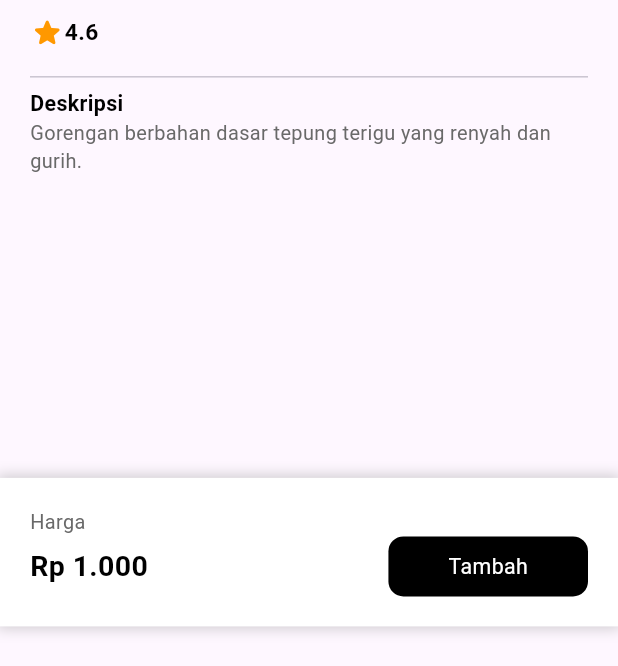
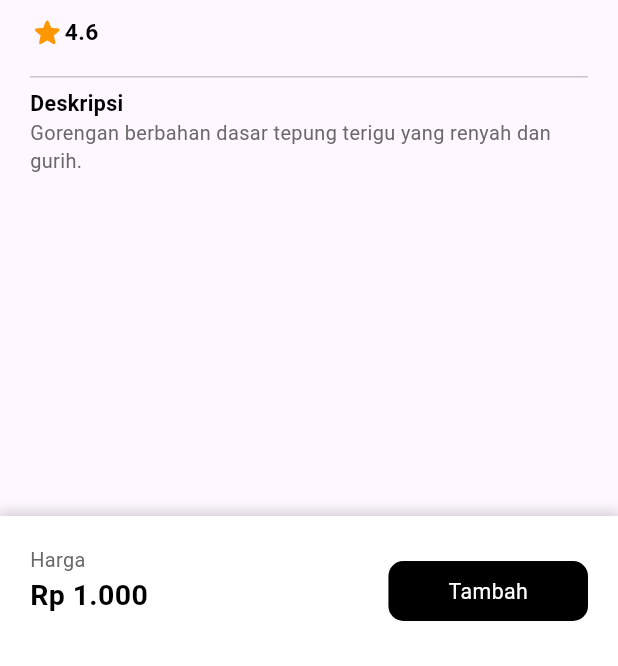
Before and after one commit to Shade2012/warmindo_user_ui, a Flutter app: the screen it shows after launch, item 2 of the bottom bar chosen, scrolled down 1152 dp, after a tap on "Mendoan", on a phone screen of 412 x 824 dp, the part 570-1236 px from its top. Run offline on Flutter 3.47's test engine with Material 3 defaults, Android fonts, the phone set to English and light mode, and no system bars; our stand-ins replace animated_custom_dropdown, carousel_slider, flutter_svg, font_awesome_flutter, get, google_fonts and 2 more; missing offline and left inert: dart:ffi; Roboto replaces fonts that are missing (Oxygen).

Commit message:
fix:[S2/Damar] fix overflow

```diff
--- a/lib/pages/cart_page/controller/cart_controller.dart
+++ b/lib/pages/cart_page/controller/cart_controller.dart
@@ -16,14 +16,10 @@ class CartController extends GetxController {
 
 
   void addToCart(CartItem item) {
-    // Check if an item with the same product ID already exists in the cart
     final existingItemIndex = cartItems.indexWhere((cartItem) => cartItem.productId == item.productId);
-
     if (existingItemIndex != -1) {
-      // Item already exists in the cart, update the quantity
       cartItems[existingItemIndex].quantity += item.quantity;
     } else {
-      // Item doesn't exist, add it to the cart
       cartItems.add(item);
     }
     cartItems.refresh();
--- a/lib/pages/detail-menu_page/view/detail_menu_page.dart
+++ b/lib/pages/detail-menu_page/view/detail_menu_page.dart
@@ -1,14 +1,12 @@
 import 'package:flutter/cupertino.dart';
 import 'package:flutter/material.dart';
 import 'package:get/get.dart';
-import 'package:get/get_core/src/get_main.dart';
 import 'package:intl/intl.dart';
 import 'package:warmindo_user_ui/pages/menu_page/model/menu_model.dart';
 import 'package:warmindo_user_ui/utils/themes/textstyle_themes.dart';
 
 import '../../../widget/appBar.dart';
 import '../../../widget/myCustomPopUp/myPopup_controller.dart';
-
 
 class DetailMenuPage extends StatelessWidget {
   final Menu menu;
@@ -17,17 +15,18 @@ class DetailMenuPage extends StatelessWidget {
   @override
   Widget build(BuildContext context) {
     final popUpcontroller = Get.put(MyCustomPopUpController());
-    final currencyFormat = NumberFormat.currency(locale: 'id_ID', symbol: 'Rp ', decimalDigits: 0);
+    final currencyFormat =
+    NumberFormat.currency(locale: 'id_ID', symbol: 'Rp ', decimalDigits: 0);
     double screenWidth = MediaQuery.of(context).size.width;
     double screenHeight = MediaQuery.of(context).size.height;
     return Scaffold(
-      appBar: AppbarCustom(title: 'Details',style: headerRegularStyle,),
+      appBar: AppbarCustom(
+        title: 'Details',
+        style: headerRegularStyle,
+      ),
       body: SingleChildScrollView(
-        child: Container(
-          height: screenHeight * 0.9,
         child: Column(
           crossAxisAlignment: CrossAxisAlignment.start,
-            mainAxisAlignment: MainAxisAlignment.spaceBetween,
           children: [
             Container(
               padding: EdgeInsets.all(20),
@@ -37,14 +36,17 @@ class DetailMenuPage extends StatelessWidget {
                   Container(
                     width: double.infinity,
                     height: screenHeight * 0.3,
-
                     child: ClipRRect(
                       borderRadius: BorderRadius.all(Radius.circular(10)),
-                          child: Image.asset(menu.imagePath,fit: BoxFit.cover,)),
+                      child: Image.asset(
+                        menu.imagePath,
+                        fit: BoxFit.cover,
+                      ),
+                    ),
                   ),
                   SizedBox(height: 10,),
-                    Text(menu.name,style: boldTextStyle2,),
-                    Text(menu.category,style: regulargreyText,),
+                  Text(menu.name, style: boldTextStyle2,),
+                  Text(menu.category, style: regulargreyText,),
                   SizedBox(height: 10,),
                   Row(
                     mainAxisAlignment: MainAxisAlignment.spaceBetween,
@@ -60,13 +62,17 @@ class DetailMenuPage extends StatelessWidget {
                   ),
                   SizedBox(height: 10,),
                   Divider(),
-                    Text('Deskripsi',style: boldTextStyle,),
-                    Text(menu.description,style: onboardingskip,)
+                  Text('Deskripsi', style: boldTextStyle,),
+                  Text(menu.description, style: onboardingskip,)
                 ],
               ),
             ),
-              Container(
+          ],
+        ),
+      ),
+      bottomNavigationBar: Container(
         width: screenWidth,
+        height: 100,
         padding: EdgeInsets.all(20),
         decoration: BoxDecoration(
             color: Colors.white,
@@ -79,32 +85,34 @@ class DetailMenuPage extends StatelessWidget {
               ),
             ]
         ),
-                child: Column(
+        child: Row(
+          mainAxisAlignment: MainAxisAlignment.spaceBetween,
+          children: [
+            Column(
               crossAxisAlignment: CrossAxisAlignment.start,
               children: [
-                    Text('Harga',style: onboardingskip,),
-                    Row(
-                      mainAxisAlignment: MainAxisAlignment.spaceBetween,
-                      children: [
-                        Text(currencyFormat.format(menu.price),style: appBarTextStyle,),
+                Text('Harga', style: onboardingskip,),
+                Text(
+                  currencyFormat.format(menu.price),
+                  style: appBarTextStyle,
+                ),
+              ],
+            ),
+
             InkWell(
-                            onTap: (){
+              onTap: () {
                 popUpcontroller.showCustomModalForItem(menu, context);
               },
               child: Container(
-                                padding: EdgeInsets.symmetric(horizontal: 40,vertical: 10),
+                padding: EdgeInsets.symmetric(horizontal: 40, vertical: 10),
                 decoration: BoxDecoration(
                   color: Colors.black,
-                                    borderRadius: BorderRadius.all(Radius.circular(10))
+                  borderRadius: BorderRadius.all(Radius.circular(10)),
                 ),
-                                child: Text("Tambah",style: whiteregulerTextStyle15,)))
+                child: Text("Tambah", style: whiteregulerTextStyle15,),
+              ),
+            ),
           ],
-                    )
-                  ],
-                ),
-              )
-            ],
-          ),
         ),
       ),
     );
--- a/lib/pages/detail-voucher-page/view/detail_voucher_page.dart
+++ b/lib/pages/detail-voucher-page/view/detail_voucher_page.dart
@@ -16,6 +16,7 @@ class DetailVoucherPage extends StatelessWidget {
       ),
       body: Container(
         padding: EdgeInsets.all(16),
+        child: SingleChildScrollView(
           child: Column(
             crossAxisAlignment: CrossAxisAlignment.start,
             children: [
@@ -67,6 +68,7 @@ class DetailVoucherPage extends StatelessWidget {
             ],
           ),
         ),
+      ),
     );
   }
 }
--- a/lib/pages/home_page/view/home_page.dart
+++ b/lib/pages/home_page/view/home_page.dart
@@ -80,8 +80,8 @@ class HomePage extends StatelessWidget {
                 Row(
                   mainAxisAlignment: MainAxisAlignment.spaceBetween,
                   children: [
-                    ReusableCard(width: screenWidth * 0.43,context: context, product: controller.menu[0]),
-                    ReusableCard(width: screenWidth * 0.43 ,context: context, product: controller.menu[1]),
+                    ReusableCard(width: screenWidth * 0.43,context: context, product: controller.menu[0], ),
+                    ReusableCard(width: screenWidth * 0.43 ,context: context, product: controller.menu[1],),
 
                   ],
                 ),
--- a/lib/pages/pembayaran-page/view/pembayaran_complete_view.dart
+++ b/lib/pages/pembayaran-page/view/pembayaran_complete_view.dart
@@ -14,7 +14,8 @@ class PembayaranComplate extends StatelessWidget {
   Widget build(BuildContext context) {
     double screenHeight = MediaQuery.of(context).size.height;
     return Scaffold(
-      body: Container(
+      body: SingleChildScrollView(
+        child: Container(
           padding: EdgeInsets.all(20),
           child: Column(
             crossAxisAlignment: CrossAxisAlignment.start,
@@ -58,6 +59,7 @@ class PembayaranComplate extends StatelessWidget {
             ],
           ),
         ),
+      ),
     );
   }
 }
--- a/lib/pages/pembayaran-page/view/pembayaran_page.dart
+++ b/lib/pages/pembayaran-page/view/pembayaran_page.dart
@@ -25,7 +25,8 @@ class PembayaranPage extends GetView<PembayaranController> {
     double screenHeight = MediaQuery.of(context).size.height;
     return Scaffold(
       appBar: AppbarCustom(title: 'Pembayaran',style: headerRegularStyle,),
-      body: Container(
+      body: SingleChildScrollView(
+        child: Container(
           padding: EdgeInsets.all(20),
           child: Column(
             crossAxisAlignment: CrossAxisAlignment.start,
@@ -234,6 +235,7 @@ class PembayaranPage extends GetView<PembayaranController> {
             ],
           ),
         ),
+      ),
     );
   }
 }
--- a/lib/pages/voucher_page/model/voucher_model.dart
+++ b/lib/pages/voucher_page/model/voucher_model.dart
@@ -30,7 +30,7 @@ List<Voucher> voucherList = [
       imagePath: Images.promo2,
       discount: 15000,
       code: "0LER25C",
-      expired: DateTime(2024, 5, 20), // Use DateTime object
+      expired: DateTime(2024, 12, 5), // Use DateTime object
       description: "Nikmati Kelezatan Tanpa Batas dengan Diskon 15.000 Ayo, Segera Pesan dan Rasakan Sensasi Minum yang Luar Biasa!"
   ),
   Voucher(
@@ -39,7 +39,7 @@ List<Voucher> voucherList = [
       imagePath: Images.promo1,
       discount: 10000,
       code: "OSL2P23",
-      expired: DateTime(2024, 5, 21), // Use DateTime object
+      expired: DateTime(2024, 12, 5), // Use DateTime object
       description: "Nikmati Kelezatan Tanpa Batas dengan Diskon 10.000 Ayo, Segera Pesan dan Rasakan Sensasi Minum yang Luar Biasa!"
   )
 ];
--- a/lib/pages/voucher_page/view/voucher_page.dart
+++ b/lib/pages/voucher_page/view/voucher_page.dart
@@ -77,7 +77,6 @@ class VoucherPage extends StatelessWidget {
                                 style: blackvoucherTextStyle),
                             Text(' || 1 x Penggunaan',
                                 style: blackvoucherTextStyle),
-                            SizedBox(width: screenWidth / 20),
                           ],
                         ),
                         SizedBox(height: screenHeight / 70),
@@ -125,7 +124,7 @@ class VoucherPage extends StatelessWidget {
                   children: [
                     Icon(FontAwesomeIcons.ticket),
                     SizedBox(width: 15),
-                    Text('Punya Kode Voucher? Tukarkan disini!'),
+                    Text('Punya Kode Voucher? Tukarkan disini!',style: vouchertextStyle,),
                   ],
                 ),
               ),
--- a/lib/widget/menucard_widget.dart
+++ b/lib/widget/menucard_widget.dart
@@ -39,20 +39,24 @@ class MenuCategory extends StatelessWidget {
         SizedBox(
           height: 10,
         ),
-        GridView.count(
+        GridView.builder(
+          gridDelegate: SliverGridDelegateWithFixedCrossAxisCount(
             crossAxisCount: 2,
+            crossAxisSpacing: 10,
+            mainAxisSpacing: 10,
+            mainAxisExtent: 260,
+          ),
           shrinkWrap: true,
-          childAspectRatio: MediaQuery.of(context).size.width /
-              (MediaQuery.of(context).size.height / 1.60),
           physics: NeverScrollableScrollPhysics(),
-          children: menuList.map((menu) {
-
-            return  GestureDetector(
-              onTap: (){
+          itemCount: menuList.length,
+          itemBuilder: (context, index) {
+            final menu = menuList[index];
+            return GestureDetector(
+              onTap: () {
                 Get.to(DetailMenuPage(menu: menu));
               },
               child: Container(
-                margin: EdgeInsets.symmetric(vertical: 5,horizontal: 5),
+                margin: EdgeInsets.symmetric(vertical: 5, horizontal: 5),
                 width: screenWidth * 0.43,
                 decoration: BoxDecoration(
                   boxShadow: [
@@ -60,7 +64,7 @@ class MenuCategory extends StatelessWidget {
                       color: Colors.grey.withOpacity(0.2),
                       spreadRadius: 0,
                       blurRadius: 4,
-                      offset: Offset(0, 3), // changes position of shadow
+                      offset: Offset(0, 3),
                     ),
                   ],
                   color: ColorResources.backgroundCardColor,
@@ -71,7 +75,7 @@ class MenuCategory extends StatelessWidget {
                     Stack(
                       children: [
                         Container(
-                          width: double.infinity, // Use the screen width
+                          width: double.infinity,
                           height: 104,
                           child: ClipRRect(
                             borderRadius: BorderRadius.only(
@@ -89,24 +93,28 @@ class MenuCategory extends StatelessWidget {
                     ),
                     ListTile(
                       title: Text(menu.name, style: regularInputTextStyle),
-                      subtitle:
-                      Column(
+                      subtitle: Column(
                         mainAxisAlignment: MainAxisAlignment.start,
                         children: [
-                          SizedBox(height: 3,),
-                          Text(menu.description,  maxLines: 2,
-                              overflow: TextOverflow.ellipsis, style: descriptionTextStyle),
-                          SizedBox(height: screenHeight * 0.03,),
+                          SizedBox(height: 3),
+                          Text(
+                            menu.description,
+                            maxLines: 2,
+                            overflow: TextOverflow.ellipsis,
+                            style: descriptionTextStyle,
+                          ),
+                          SizedBox(height: screenHeight * 0.03),
                           Padding(
                             padding: EdgeInsets.only(top: 10),
                             child: Row(
                               mainAxisAlignment: MainAxisAlignment.spaceBetween,
                               children: [
-                                      Text(currencyFormat.format(menu.price),
+                                Text(
+                                  currencyFormat.format(menu.price),
                                   style: menuPriceTextStyle,
                                 ),
                                 InkWell(
-                                        onTap: (){
+                                  onTap: () {
                                     popUpcontroller.showCustomModalForItem(menu, context);
                                   },
                                   child: Container(
@@ -126,14 +134,14 @@ class MenuCategory extends StatelessWidget {
                           ),
                         ],
                       ),
-                      // Add more fields to display as needed
                     ),
                   ],
                 ),
               ),
             );
-          }).toList(),
-        ),
+          },
+        )
+
       ],
     );
   }
--- a/lib/widget/reusable_card.dart
+++ b/lib/widget/reusable_card.dart
@@ -21,7 +21,7 @@ class ReusableCard extends StatelessWidget {
   ReusableCard({
     Key? key,
     required this.context,
-    required this.product, required this.width
+    required this.product, required this.width,
   }) : super(key: key);
 
   @override
@@ -80,7 +80,7 @@ class ReusableCard extends StatelessWidget {
               ],
             ),
             ListTile(
-              title: Text(product.name, style: regularInputTextStyle),
+              title: Text(product.name, style: regularInputTextStyle,maxLines: 1,overflow: TextOverflow.ellipsis,),
               subtitle:
               Column(
                 mainAxisAlignment: MainAxisAlignment.start,
```
Also changed, not shown: lib/pages/cart_page/view/cart_page.dart (+11 -2 lines), lib/pages/home_page/view/home_detaile_page.dart (+5 -2 lines), lib/pages/profile_page/view/profile_page.dart (+9 -11 lines), lib/utils/themes/textstyle_themes.dart (+7 -0 lines), lib/widget/popup_veritification.dart (+5 -3 lines). Lines whose indentation alone changed are shown as unchanged.
